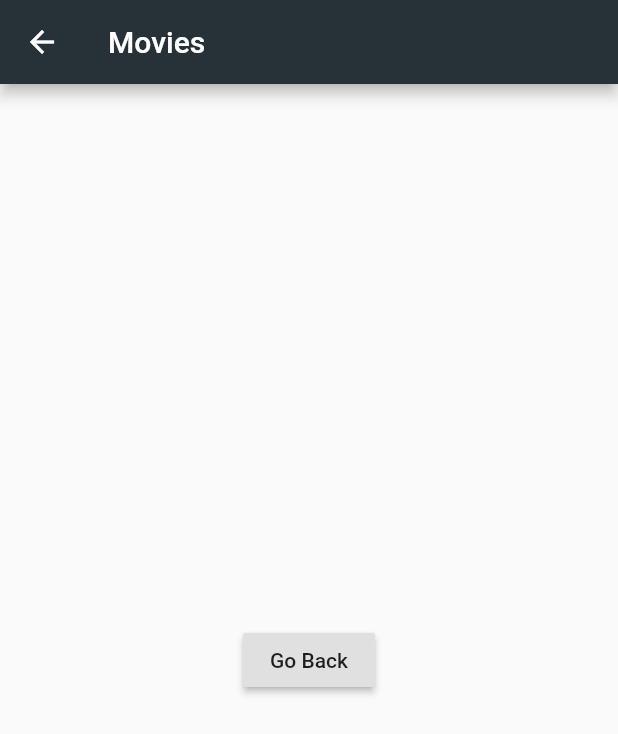
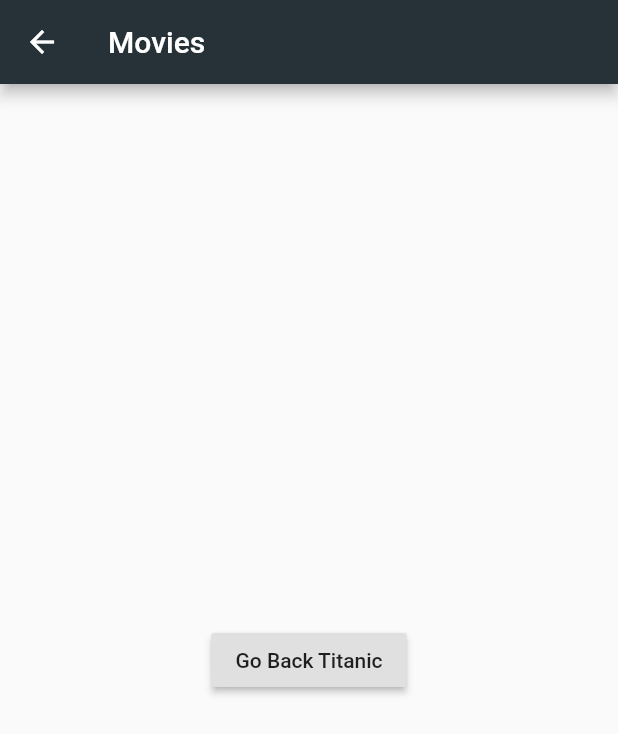
Before and after one commit to AndreDevLopes/Movies, a Flutter app: the screen it shows after launch, after a tap on an icon or button, on a phone screen of 412 x 824 dp. Shown: the top 734 px of the screen. Run offline on Flutter 3.47's test engine with Material 2 defaults, Android fonts, the phone set to English and light mode, and no system bars.

Commit message:
criado um movieName para passar os nomes dos movies para proxima tela

```diff
--- a/lib/ui/home.dart
+++ b/lib/ui/home.dart
@@ -45,7 +45,9 @@ class MoviListVie extends StatelessWidget {
                 Navigator.push(
                   context,
                   MaterialPageRoute(
-                    builder: (context) => MovieListViewDetails(),
+                    builder: (context) => MovieListViewDetails(
+                      movieName: movies.elementAt(index),
+                    ),
                   ),
                 );
               },
@@ -60,17 +62,21 @@ class MoviListVie extends StatelessWidget {
 
 //novas rotas
 class MovieListViewDetails extends StatelessWidget {
+  final String movieName;
+
+  const MovieListViewDetails({Key key, this.movieName}) : super(key: key);
+
   @override
   Widget build(BuildContext context) {
     return Scaffold(
       appBar: AppBar(
-        title: Text("Movies"),
+        title: Text("Movies "),
         backgroundColor: Colors.blueGrey.shade900,
       ),
       body: Center(
         child: Container(
           child: RaisedButton(
-              child: Text("Go Back"),
+              child: Text("Go Back ${this.movieName}"),
               onPressed: () {
                 Navigator.pop(context);
               }),
```
